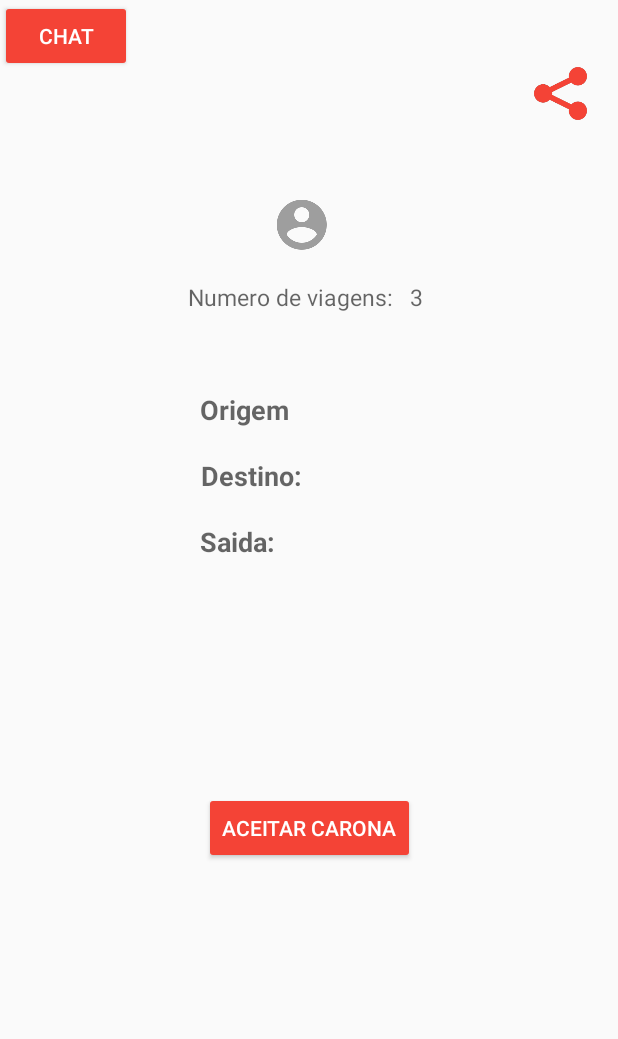
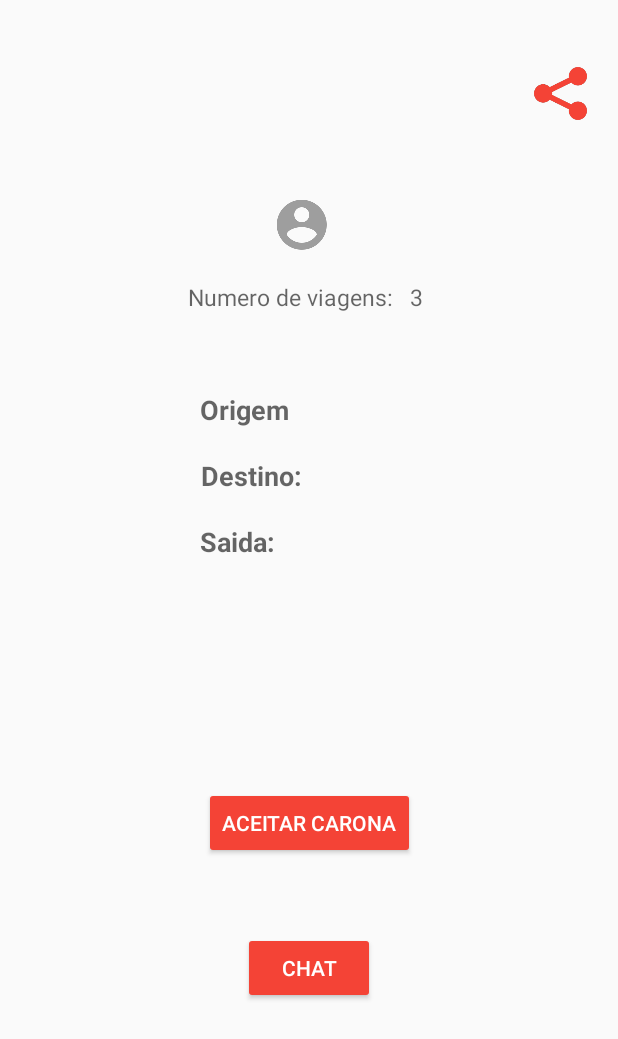
Before and after one commit to WagnerFLL/CaronasApp, an Android app: the layout activity_post_detail.xml on its own in the app's theme, with its tools: preview values and no code run, on a phone screen of 412 x 824 dp. Shown: the top 1039 px of the screen. Run offline under Robolectric (Android 15) with nearby library versions, the phone set to English and light mode, and no system bars.

Commit message:
Add files via upload

```diff
--- a/app/src/main/java/com/google/firebase/caronas/ChatActivity.java
+++ b/app/src/main/java/com/google/firebase/caronas/ChatActivity.java
@@ -19,7 +19,6 @@ import com.firebase.client.FirebaseError;
 
 import java.util.HashMap;
 import java.util.Map;
-import com.firebase.client.Firebase;
 
 
 public class ChatActivity extends AppCompatActivity {
--- a/app/src/main/java/com/google/firebase/caronas/NewPostActivity.java
+++ b/app/src/main/java/com/google/firebase/caronas/NewPostActivity.java
@@ -25,7 +25,7 @@ import static android.R.attr.key;
 public class NewPostActivity extends BaseActivity {
 
     private static final String TAG = "NewPostActivity";
-    private static final String REQUIRED = "Required";
+    private static final String REQUIRED = "Obrigatorio";
 
     private DatabaseReference mDatabase;
 
@@ -115,9 +115,9 @@ public class NewPostActivity extends BaseActivity {
 
                         if (user == null) {
 
-                            Log.e(TAG, "User " + userId + " is unexpectedly null");
+                            Log.e(TAG, "User " + userId + " é nulo");
                             Toast.makeText(NewPostActivity.this,
-                                    "Error: could not fetch user.",
+                                    "Usuario nao encontrado",
                                     Toast.LENGTH_SHORT).show();
                         } else {
                             if(choice){
--- a/app/src/main/res/layout/activity_post_detail.xml
+++ b/app/src/main/res/layout/activity_post_detail.xml
@@ -123,7 +123,7 @@
         android:text="Aceitar Carona"
         app:layout_constraintBottom_toBottomOf="parent"
         app:layout_constraintTop_toTopOf="parent"
-        app:layout_constraintVertical_bias="0.68"
+        app:layout_constraintVertical_bias="0.676"
         app:layout_constraintRight_toRightOf="parent"
         app:layout_constraintLeft_toLeftOf="parent"
         app:layout_constraintHorizontal_bias="0.502" />
@@ -143,13 +143,17 @@
     <Button
         android:id="@+id/chat_button"
         style="@style/Widget.AppCompat.Button.Colored"
+        android:layout_below="@+id/accept_ride"
         android:layout_width="wrap_content"
         android:layout_height="wrap_content"
         android:layout_centerHorizontal="true"
         android:text="Chat"
         tools:text="Chat"
-        tools:layout_editor_absoluteY="420dp"
-        tools:layout_editor_absoluteX="148dp" />
+        app:layout_constraintBottom_toBottomOf="parent"
+        app:layout_constraintTop_toTopOf="parent"
+        app:layout_constraintVertical_bias="0.801"
+        app:layout_constraintRight_toRightOf="parent"
+        app:layout_constraintLeft_toLeftOf="parent" />
 
 
 </android.support.constraint.ConstraintLayout>
```
Also changed, not shown: app/src/main/AndroidManifest.xml (+10 -6 lines), app/src/main/java/com/google/firebase/caronas/SignInActivity.java (+4 -4 lines), app/src/main/res/layout/activity_chat2.xml (added, +9 -0 lines), app/src/main/res/layout/message_area.xml (+4 -5 lines), app/src/main/res/values/strings.xml (+10 -10 lines), 1 other file.
